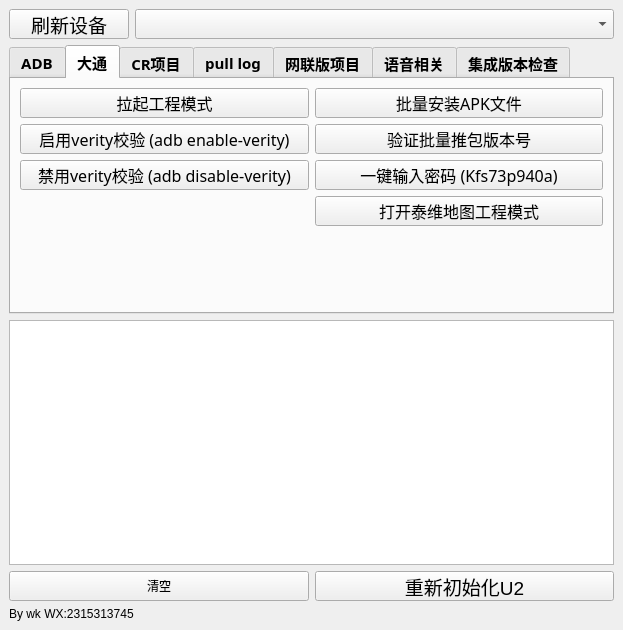
Above: build_nuitka/adbtool.ui from wangke956/ADBTools before the change. Below: the same form after it.
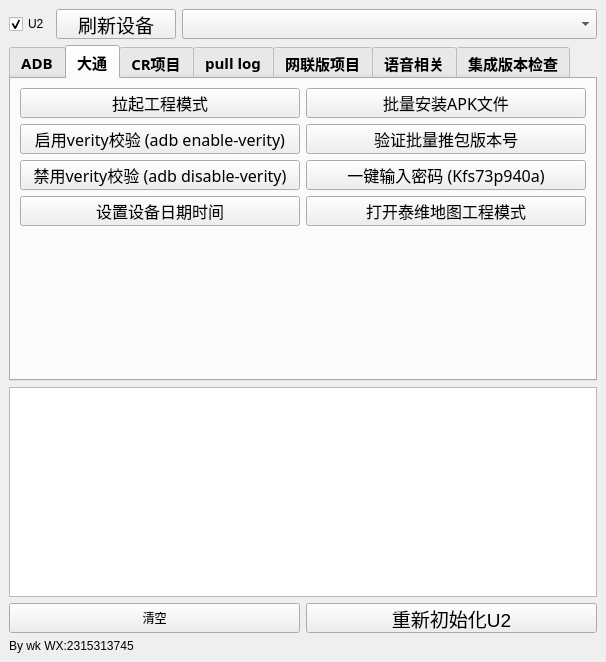
That is the form after the change. The open tabs and pages were chosen to show the change.

Commit message: 1.更新到1.6.5 2.增加设置设备时间的功能

```diff
--- a/build_nuitka/adbtool.ui
+++ b/build_nuitka/adbtool.ui
@@ -7,8 +7,8 @@
    <rect>
     <x>0</x>
     <y>0</y>
-    <width>623</width>
-    <height>630</height>
+    <width>606</width>
+    <height>662</height>
    </rect>
   </property>
   <property name="sizePolicy">
@@ -64,12 +64,40 @@
      <verstretch>1</verstretch>
     </sizepolicy>
    </property>
-   <layout class="QGridLayout" name="gridLayout_6">
-    <item row="0" column="0">
-     <layout class="QVBoxLayout" name="verticalLayout_6">
+   <layout class="QFormLayout" name="formLayout_5">
+    <item row="0" column="0" colspan="2">
+     <layout class="QVBoxLayout" name="verticalLayout_7">
       <item>
-       <layout class="QFormLayout" name="formLayout_8">
-        <item row="0" column="0">
+       <layout class="QHBoxLayout" name="horizontalLayout_3">
+        <item>
+         <widget class="QCheckBox" name="modeSwitchCheckBox">
+          <property name="sizePolicy">
+           <sizepolicy hsizetype="Fixed" vsizetype="Fixed">
+            <horstretch>0</horstretch>
+            <verstretch>0</verstretch>
+           </sizepolicy>
+          </property>
+          <property name="minimumSize">
+           <size>
+            <width>30</width>
+            <height>30</height>
+           </size>
+          </property>
+          <property name="maximumSize">
+           <size>
+            <width>50</width>
+            <height>50</height>
+           </size>
+          </property>
+          <property name="text">
+           <string>U2</string>
+          </property>
+          <property name="checked">
+           <bool>true</bool>
+          </property>
+         </widget>
+        </item>
+        <item>
          <widget class="QPushButton" name="RefreshButton">
           <property name="sizePolicy">
            <sizepolicy hsizetype="Preferred" vsizetype="Fixed">
@@ -100,7 +128,7 @@
           </property>
          </widget>
         </item>
-        <item row="0" column="1">
+        <item>
          <widget class="QComboBox" name="ComboxButton">
           <property name="sizePolicy">
            <sizepolicy hsizetype="Expanding" vsizetype="Fixed">
@@ -175,10 +203,10 @@
           <item row="0" column="0" colspan="2">
            <layout class="QFormLayout" name="formLayout_10">
             <item row="0" column="0">
-             <layout class="QVBoxLayout" name="verticalLayout_3">
-              <item>
                <layout class="QGridLayout" name="gridLayout_3">
                 <item row="0" column="0">
+               <layout class="QHBoxLayout" name="horizontalLayout_4">
+                <item>
                  <widget class="QPushButton" name="adb_root_button">
                   <property name="enabled">
                    <bool>true</bool>
@@ -198,7 +226,7 @@
                   <property name="maximumSize">
                    <size>
                     <width>16777215</width>
-                    <height>60</height>
+                    <height>16777215</height>
                    </size>
                   </property>
                   <property name="baseSize">
@@ -216,9 +244,12 @@
                   <property name="text">
                    <string>获取Root权限</string>
                   </property>
+                  <property name="autoRepeatInterval">
+                   <number>100</number>
+                  </property>
                  </widget>
                 </item>
-                <item row="0" column="1">
+                <item>
                  <widget class="QPushButton" name="button_reboot">
                   <property name="sizePolicy">
                    <sizepolicy hsizetype="Expanding" vsizetype="Maximum">
@@ -254,7 +285,7 @@
                 </item>
                </layout>
               </item>
-              <item>
+              <item row="1" column="0">
                <layout class="QVBoxLayout" name="verticalLayout_5">
                 <item>
                  <widget class="QTextEdit" name="Findstr">
@@ -273,7 +304,7 @@
                   <property name="maximumSize">
                    <size>
                     <width>16777215</width>
-                    <height>60</height>
+                    <height>80</height>
                    </size>
                   </property>
                   <property name="font">
@@ -330,7 +361,7 @@
                 </item>
                </layout>
               </item>
-              <item>
+              <item row="2" column="0">
                <layout class="QGridLayout" name="gridLayout">
                 <item row="0" column="0">
                  <widget class="QPushButton" name="adb_install_button">
@@ -867,6 +898,31 @@
               </property>
              </widget>
             </item>
+            <item row="3" column="0">
+             <widget class="QPushButton" name="datong_set_datetime_button">
+              <property name="minimumSize">
+               <size>
+                <width>200</width>
+                <height>0</height>
+               </size>
+              </property>
+              <property name="maximumSize">
+               <size>
+                <width>16777215</width>
+                <height>30</height>
+               </size>
+              </property>
+              <property name="font">
+               <font>
+                <family>Arial Rounded MT Bold</family>
+                <pointsize>12</pointsize>
+               </font>
+              </property>
+              <property name="text">
+               <string>设置设备日期时间</string>
+              </property>
+             </widget>
+            </item>
            </layout>
           </item>
          </layout>
@@ -1565,12 +1621,8 @@
         </widget>
        </widget>
       </item>
-     </layout>
-    </item>
-    <item row="1" column="0">
-     <layout class="QVBoxLayout" name="verticalLayout_8">
       <item>
-       <layout class="QVBoxLayout" name="verticalLayout_7">
+       <layout class="QVBoxLayout" name="verticalLayout_6">
         <item>
          <widget class="QTextBrowser" name="textBrowser">
           <property name="enabled">
@@ -1585,19 +1637,19 @@
           <property name="minimumSize">
            <size>
             <width>0</width>
-            <height>245</height>
+            <height>210</height>
            </size>
           </property>
           <property name="maximumSize">
            <size>
             <width>16777215</width>
-            <height>900</height>
+            <height>800</height>
            </size>
           </property>
           <property name="font">
            <font>
             <family>Franklin Gothic Medium</family>
-            <pointsize>12</pointsize>
+            <pointsize>10</pointsize>
            </font>
           </property>
           <property name="acceptDrops">
@@ -1674,8 +1726,6 @@
           </item>
          </layout>
         </item>
-       </layout>
-      </item>
       <item>
        <widget class="QLabel" name="label">
         <property name="sizePolicy">
@@ -1694,6 +1744,8 @@
          <string>By wk WX:2315313745</string>
         </property>
        </widget>
+        </item>
+       </layout>
       </item>
      </layout>
     </item>
```
Lines whose indentation alone changed are shown as unchanged. The commit also changes 17 other files.
